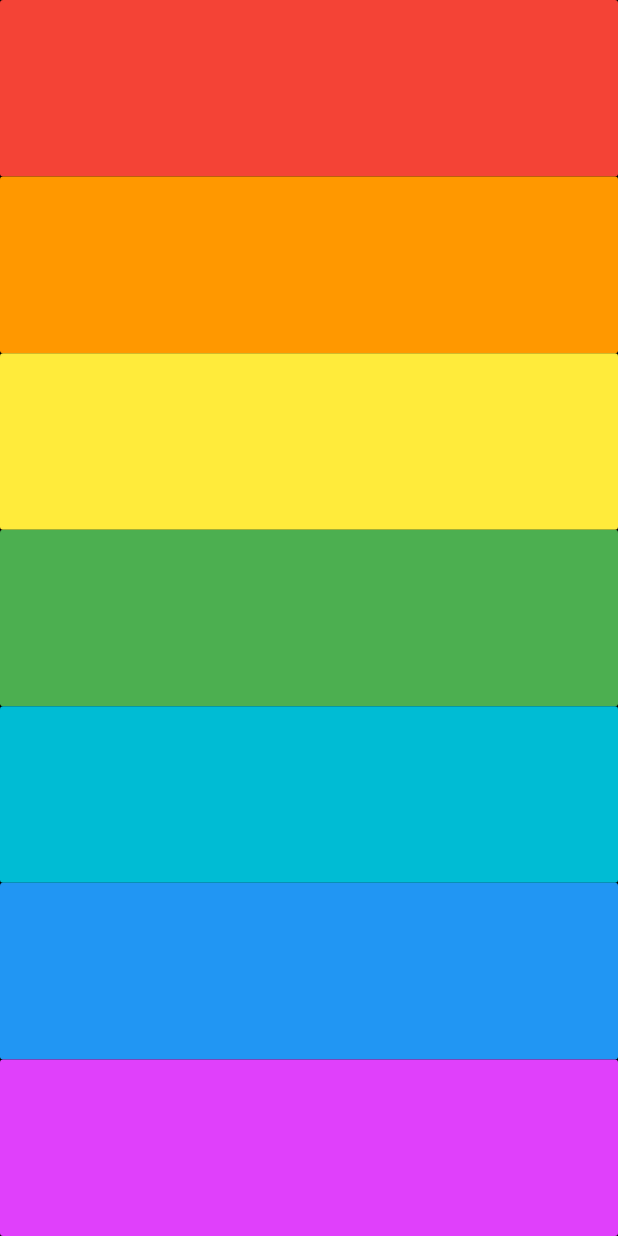
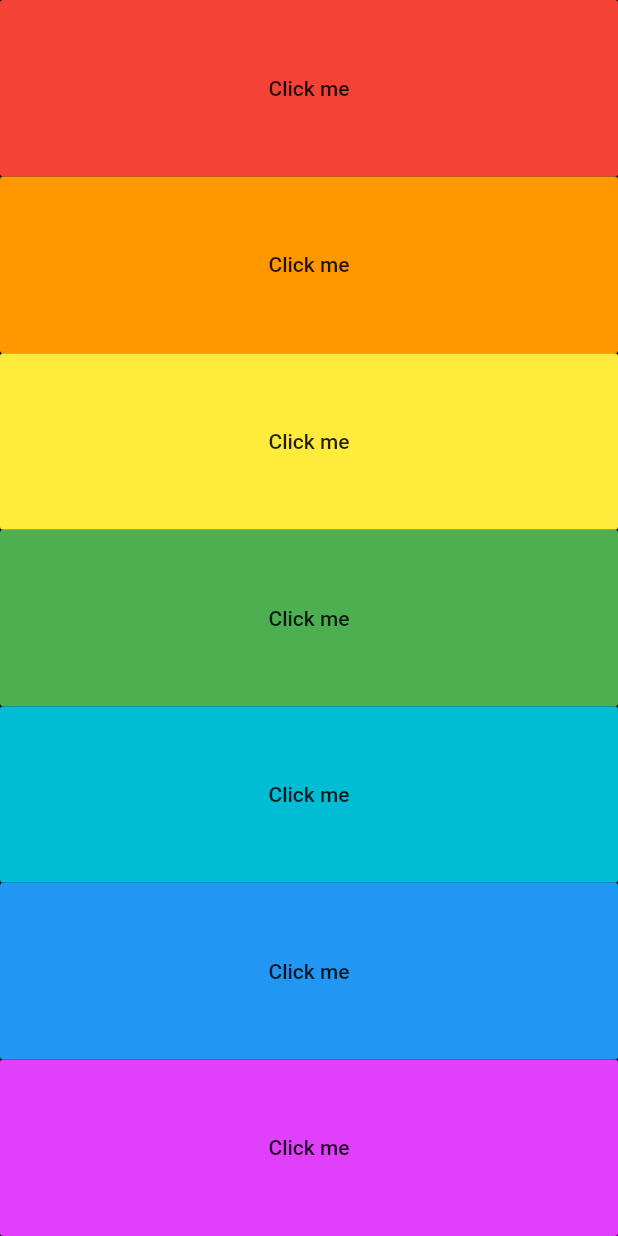
Before and after one commit to yash412/Xylophone, a Flutter app: the screen it shows after launch, on a phone screen of 412 x 824 dp. Run offline on Flutter 3.47's test engine with Material 2 defaults, Android fonts, the phone set to English and light mode, and no system bars; our stand-ins replace audioplayers.

Commit message:
Optimized the code by using function.

```diff
--- a/lib/main.dart
+++ b/lib/main.dart
@@ -11,9 +11,23 @@ class XylophoneApp extends StatelessWidget {
     player.play('note$sound.wav');
   }
 
+  Expanded bulidKey({Color color, int sound}) {
+    return Expanded(
+      // ignore: deprecated_member_use
+      child: FlatButton(
+        color: color,
+        onPressed: () {
+          soundPlayer(sound);
+        },
+        child: Text('Click me'),
+      ),
+    );
+  }
+
   @override
   Widget build(BuildContext context) {
     return MaterialApp(
+      debugShowCheckedModeBanner: false,
       home: Scaffold(
         backgroundColor: Colors.black,
         body: SafeArea(
@@ -21,69 +35,13 @@ class XylophoneApp extends StatelessWidget {
             crossAxisAlignment: CrossAxisAlignment.stretch,
             // ignore: deprecated_member_use
             children: <Widget>[
-              // ignore: deprecated_member_use
-              Expanded(
-                child: FlatButton(
-                  color: Colors.red,
-                  onPressed: () {
-                    soundPlayer(1);
-                  },
-                ),
-              ),
-              // ignore: deprecated_member_use
-              Expanded(
-                child: FlatButton(
-                  color: Colors.orange,
-                  onPressed: () {
-                    soundPlayer(2);
-                  },
-                ),
-              ),
-              // ignore: deprecated_member_use
-              Expanded(
-                child: FlatButton(
-                  color: Colors.yellow,
-                  onPressed: () {
-                    soundPlayer(3);
-                  },
-                ),
-              ),
-              // ignore: deprecated_member_use
-              Expanded(
-                child: FlatButton(
-                  color: Colors.green,
-                  onPressed: () {
-                    soundPlayer(4);
-                  },
-                ),
-              ),
-              // ignore: deprecated_member_use
-              Expanded(
-                child: FlatButton(
-                  color: Colors.cyan,
-                  onPressed: () {
-                    soundPlayer(5);
-                  },
-                ),
-              ),
-              // ignore: deprecated_member_use
-              Expanded(
-                child: FlatButton(
-                  color: Colors.blue,
-                  onPressed: () {
-                    soundPlayer(6);
-                  },
-                ),
-              ),
-              // ignore: deprecated_member_use
-              Expanded(
-                child: FlatButton(
-                  color: Colors.purpleAccent,
-                  onPressed: () {
-                    soundPlayer(7);
-                  },
-                ),
-              ),
+              bulidKey(color: Colors.red, sound: 1),
+              bulidKey(color: Colors.orange, sound: 2),
+              bulidKey(color: Colors.yellow, sound: 3),
+              bulidKey(color: Colors.green, sound: 4),
+              bulidKey(color: Colors.cyan, sound: 5),
+              bulidKey(color: Colors.blue, sound: 6),
+              bulidKey(color: Colors.purpleAccent, sound: 7),
             ],
           ),
         ),
```
